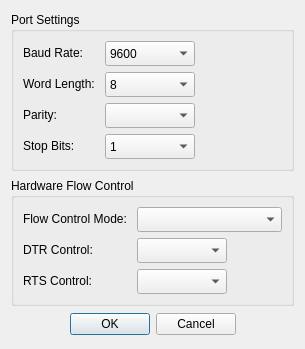
First picture: the form in omodsim/dialogs/dialogsetupserialport.ui, repository sanny32/OpenModSim, before the edit.
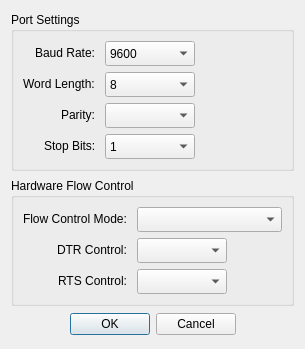
Second picture: the form after the edit. Custom widgets are drawn as their Qt base class.

The edit to the form file:
```diff
--- a/omodsim/dialogs/dialogsetupserialport.ui
+++ b/omodsim/dialogs/dialogsetupserialport.ui
@@ -26,6 +26,9 @@
       <string>Port Settings</string>
      </property>
      <layout class="QFormLayout" name="formLayout">
+      <property name="labelAlignment">
+       <set>Qt::AlignRight|Qt::AlignTrailing|Qt::AlignVCenter</set>
+      </property>
       <item row="0" column="0">
        <widget class="QLabel" name="labelBaudRate">
         <property name="text">
@@ -202,6 +205,9 @@
       <string>Hardware Flow Control</string>
      </property>
      <layout class="QFormLayout" name="formLayout_3">
+      <property name="labelAlignment">
+       <set>Qt::AlignRight|Qt::AlignTrailing|Qt::AlignVCenter</set>
+      </property>
       <item row="0" column="0">
        <widget class="QLabel" name="labelFlowControl">
         <property name="text">
```
